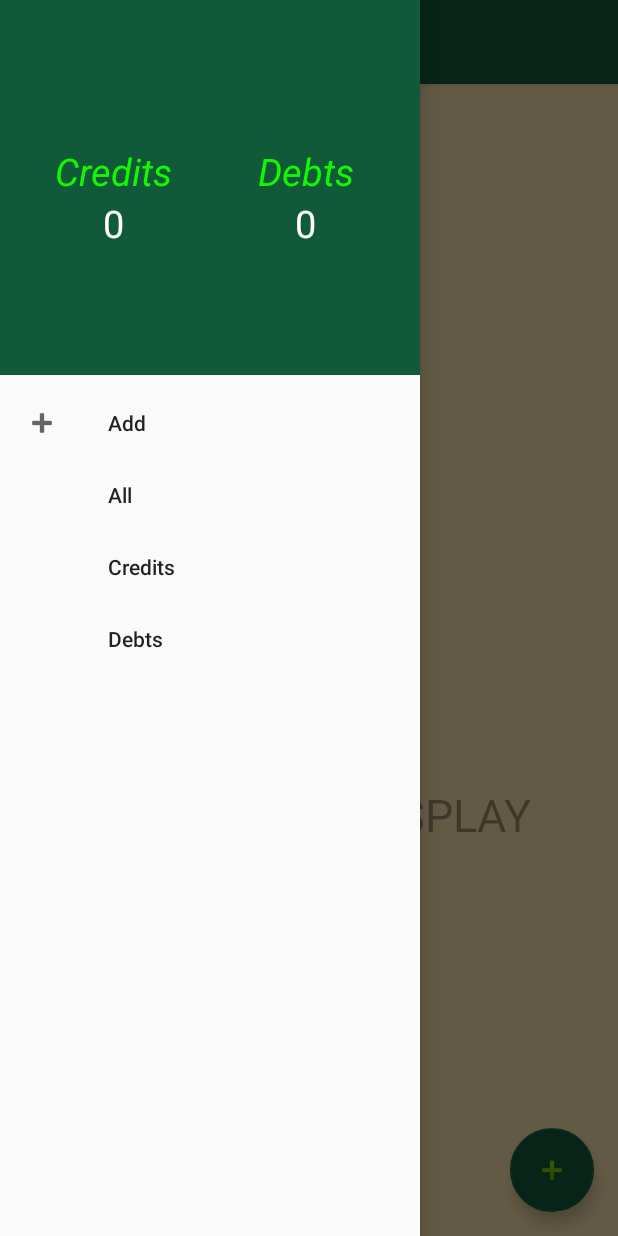
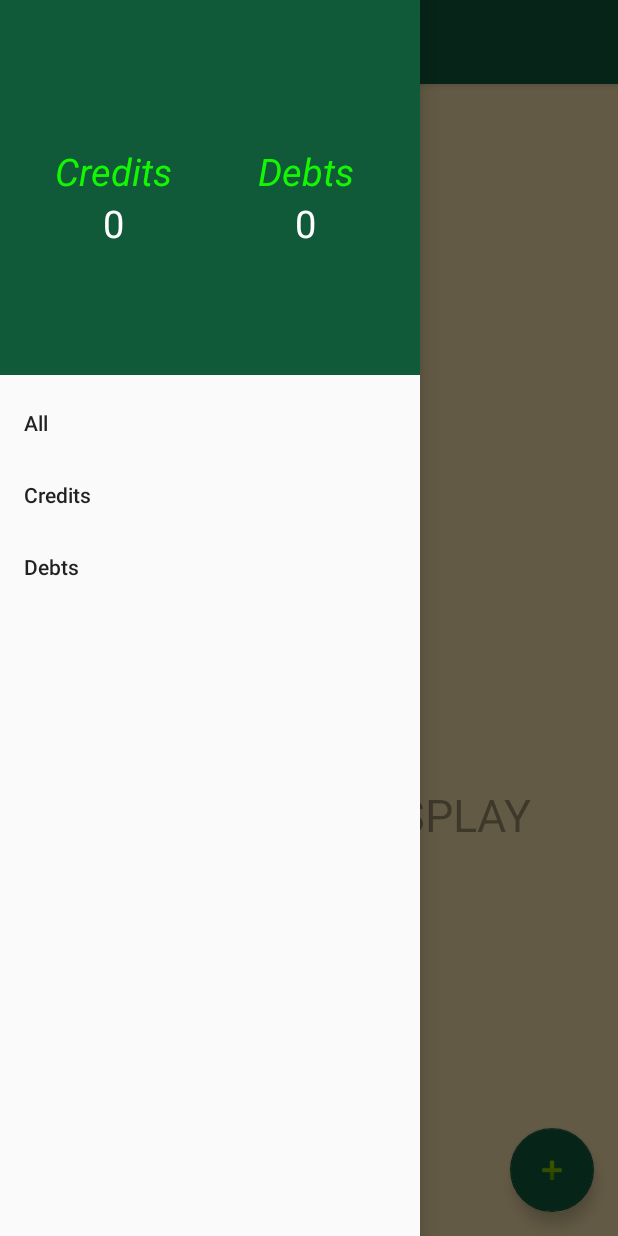
Before and after one commit to TaslimOseni/Wallet, an Android app: the screen it shows after launch (GeneralActivity), with the side drawer open, on a phone screen of 412 x 824 dp. Run offline under Robolectric (Android 15) with nearby library versions, the phone set to English and light mode, and no system bars.

Commit message:
Slight modifications

```diff
--- a/app/src/main/res/menu/activity_main_drawer.xml
+++ b/app/src/main/res/menu/activity_main_drawer.xml
@@ -1,14 +1,5 @@
 <?xml version="1.0" encoding="utf-8"?>
 <menu xmlns:android="http://schemas.android.com/apk/res/android">
-
-
-    <group android:checkableBehavior="single"
-           android:menuCategory="container">
-        <item
-            android:title="Add"
-            android:icon="@android:drawable/ic_input_add"
-            android:id="@+id/addWally" />
-        </group>
 
 
     <group android:checkableBehavior="single"
```
